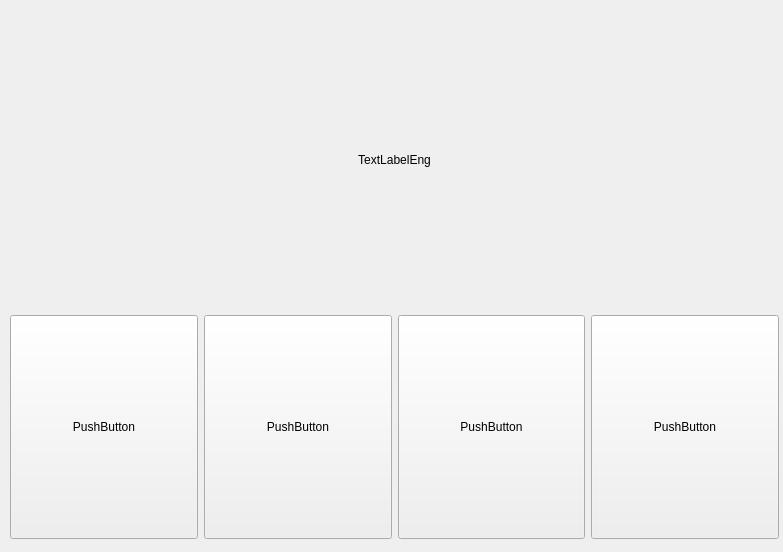
Before: the Qt Designer form widget.ui in Lady-Emporio/C-Qt-Lingualeo, drawn with Qt 5.
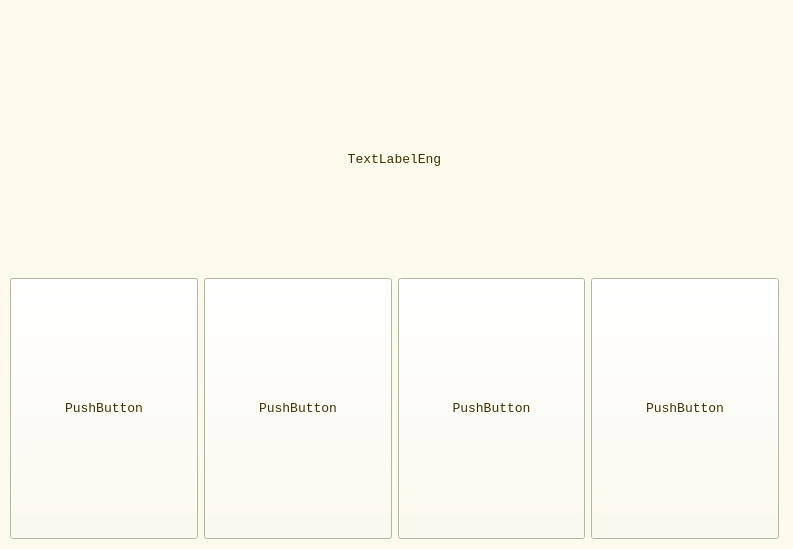
After: the same form once the commit is applied.

Patch:
```diff
--- a/widget.ui
+++ b/widget.ui
@@ -2,16 +2,35 @@
 <ui version="4.0">
  <class>Widget</class>
  <widget class="QWidget" name="Widget">
+  <property name="enabled">
+   <bool>true</bool>
+  </property>
   <property name="geometry">
    <rect>
     <x>0</x>
     <y>0</y>
-    <width>783</width>
-    <height>552</height>
+    <width>793</width>
+    <height>549</height>
    </rect>
   </property>
+  <property name="sizePolicy">
+   <sizepolicy hsizetype="Minimum" vsizetype="Minimum">
+    <horstretch>0</horstretch>
+    <verstretch>0</verstretch>
+   </sizepolicy>
+  </property>
+  <property name="font">
+   <font>
+    <family>Courier New</family>
+    <pointsize>10</pointsize>
+   </font>
+  </property>
   <property name="windowTitle">
-   <string>Widget</string>
+   <string>1С:Предприятие 8.3 (8.3.8.1933)</string>
+  </property>
+  <property name="styleSheet">
+   <string notr="true">background-color: rgb(252, 250, 235);
+color: rgb(65, 48, 3);</string>
   </property>
   <widget class="QWidget" name="verticalLayoutWidget">
    <property name="geometry">
@@ -32,7 +51,7 @@
        <bool>true</bool>
       </property>
       <property name="sizePolicy">
-       <sizepolicy hsizetype="Preferred" vsizetype="Preferred">
+       <sizepolicy hsizetype="Ignored" vsizetype="Ignored">
         <horstretch>0</horstretch>
         <verstretch>0</verstretch>
        </sizepolicy>
@@ -49,6 +68,12 @@
         <height>20</height>
        </size>
       </property>
+      <property name="font">
+       <font>
+        <family>Courier New</family>
+        <pointsize>10</pointsize>
+       </font>
+      </property>
       <property name="cursor">
        <cursorShape>CrossCursor</cursorShape>
       </property>
@@ -70,12 +95,21 @@
      <layout class="QHBoxLayout" name="horizontalLayout">
       <item>
        <widget class="QPushButton" name="pushButton_2">
+        <property name="enabled">
+         <bool>true</bool>
+        </property>
         <property name="sizePolicy">
-         <sizepolicy hsizetype="Preferred" vsizetype="Preferred">
+         <sizepolicy hsizetype="Minimum" vsizetype="Minimum">
           <horstretch>0</horstretch>
           <verstretch>0</verstretch>
          </sizepolicy>
         </property>
+        <property name="font">
+         <font>
+          <family>Courier New</family>
+          <pointsize>10</pointsize>
+         </font>
+        </property>
         <property name="text">
          <string>PushButton</string>
         </property>
@@ -84,11 +118,17 @@
       <item>
        <widget class="QPushButton" name="pushButton_4">
         <property name="sizePolicy">
-         <sizepolicy hsizetype="Preferred" vsizetype="Preferred">
+         <sizepolicy hsizetype="Minimum" vsizetype="Minimum">
           <horstretch>0</horstretch>
           <verstretch>0</verstretch>
          </sizepolicy>
         </property>
+        <property name="font">
+         <font>
+          <family>Courier New</family>
+          <pointsize>10</pointsize>
+         </font>
+        </property>
         <property name="text">
          <string>PushButton</string>
         </property>
@@ -97,11 +137,17 @@
       <item>
        <widget class="QPushButton" name="pushButton_3">
         <property name="sizePolicy">
-         <sizepolicy hsizetype="Preferred" vsizetype="Preferred">
+         <sizepolicy hsizetype="Minimum" vsizetype="Minimum">
           <horstretch>0</horstretch>
           <verstretch>0</verstretch>
          </sizepolicy>
         </property>
+        <property name="font">
+         <font>
+          <family>Courier New</family>
+          <pointsize>10</pointsize>
+         </font>
+        </property>
         <property name="text">
          <string>PushButton</string>
         </property>
@@ -110,11 +156,20 @@
       <item>
        <widget class="QPushButton" name="pushButton">
         <property name="sizePolicy">
-         <sizepolicy hsizetype="Preferred" vsizetype="Preferred">
+         <sizepolicy hsizetype="Minimum" vsizetype="Minimum">
           <horstretch>0</horstretch>
           <verstretch>0</verstretch>
          </sizepolicy>
         </property>
+        <property name="font">
+         <font>
+          <family>Courier New</family>
+          <pointsize>10</pointsize>
+         </font>
+        </property>
+        <property name="styleSheet">
+         <string notr="true"/>
+        </property>
         <property name="text">
          <string>PushButton</string>
         </property>
```
Left out of the diff: 2 changed lines with no effect on the pictures.
